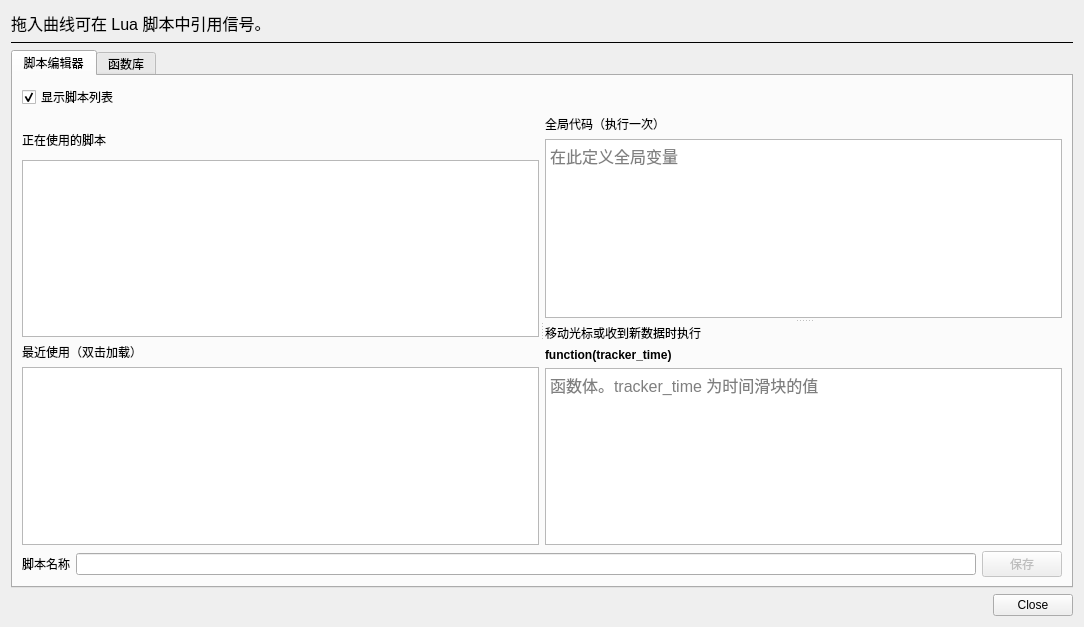
Qt form patches/lua_editor.ui (hlian8700-afk/PlotJuggler-GW-Chinese) before a commit.
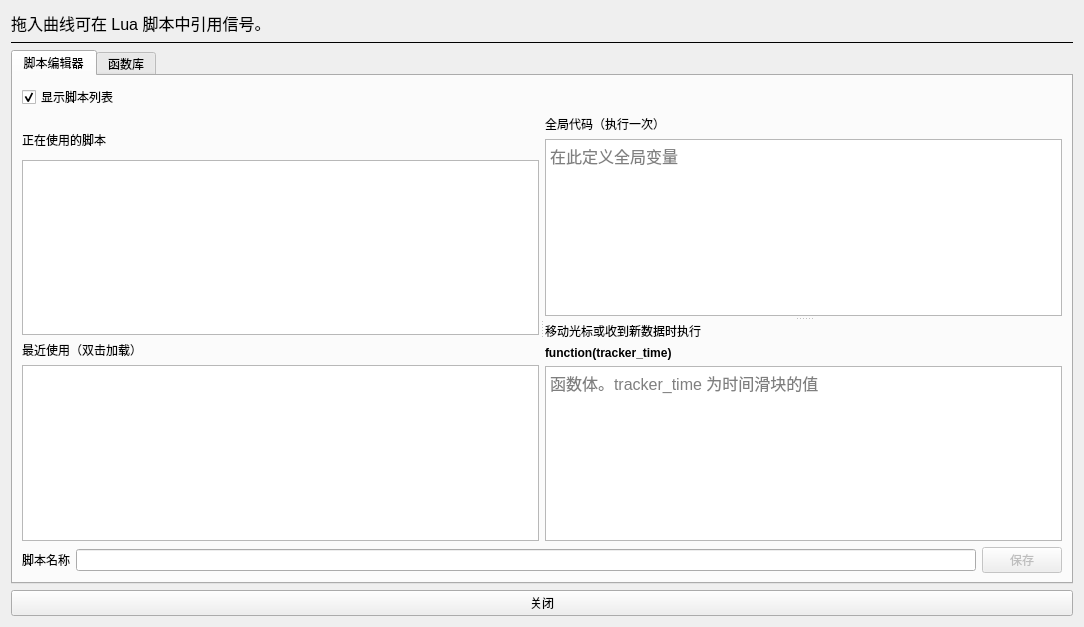
The same form after that commit. Custom widgets are drawn as their Qt base class.

Commit message: Use explicit Chinese Close buttons in all four tool pages

```diff
--- a/patches/lua_editor.ui
+++ b/patches/lua_editor.ui
@@ -418,11 +418,11 @@
     </widget>
    </item>
    <item>
-    <widget class="QDialogButtonBox" name="buttonBox">
-     <property name="standardButtons">
-      <set>QDialogButtonBox::Close</set>
-     </property>
-    </widget>
+    <widget class="QPushButton" name="closeToolButton">
+        <property name="minimumSize"><size><width>72</width><height>26</height></size></property>
+        <property name="text"><string>关闭</string></property>
+        <property name="autoDefault"><bool>false</bool></property>
+       </widget>
    </item>
   </layout>
  </widget>
```
The commit also changes 4 other files.
